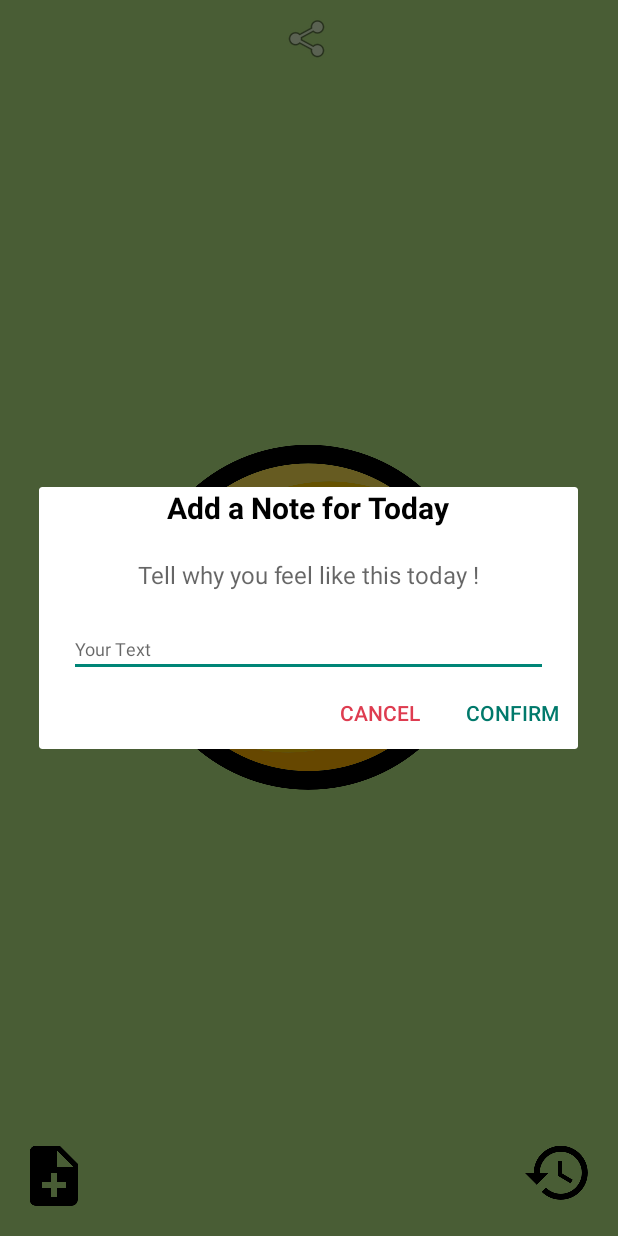
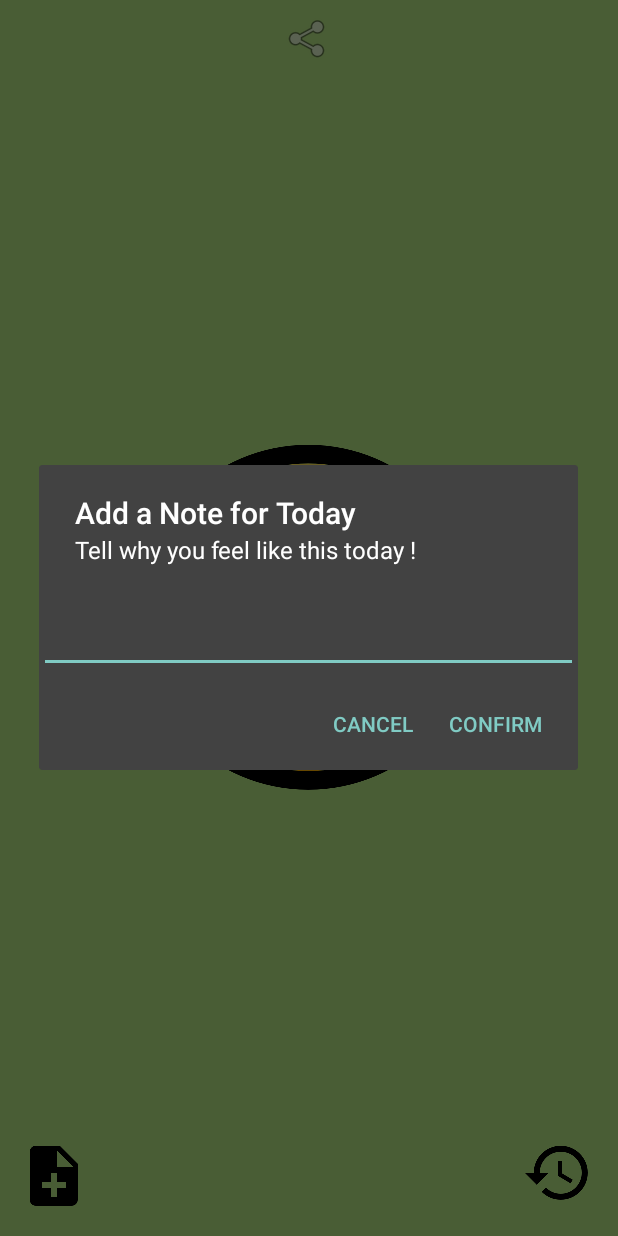
Before and after one commit to Aceman74/MoodTracker_P3, an Android app: the screen it shows after launch (MainActivity), after a tap on "Tell why you feel like this today !", on a phone screen of 412 x 824 dp. Run offline under Robolectric (Android 15) with nearby library versions, the phone set to English and light mode, and no system bars; our stand-ins replace ButterKnife; 2 other taps on this screen came first.

Commit message:
Changing save method, history, note saving changed, package rename

```diff
--- a/app/src/main/AndroidManifest.xml
+++ b/app/src/main/AndroidManifest.xml
@@ -15,10 +15,10 @@
         android:theme="@style/AppTheme"
         tools:ignore="GoogleAppIndexingWarning">
         <activity
-            android:name=".controller.HistoryActivity"
+            android:name=".UI.HistoryActivity"
             android:theme="@style/Theme.AppCompat.NoActionBar" />
         <activity
-            android:name=".controller.MainActivity"
+            android:name=".UI.MainActivity"
             android:theme="@style/Theme.AppCompat.NoActionBar">
             <intent-filter>
                 <action android:name="android.intent.action.MAIN" />
--- a/app/src/main/java/com/aceman/moodtracker/controller/MainActivity.java
+++ b/app/src/main/java/com/aceman/moodtracker/UI/MainActivity.java
@@ -1,21 +1,23 @@
-package com.aceman.moodtracker.controller;
+package com.aceman.moodtracker.UI;
 
 import android.annotation.SuppressLint;
+import android.app.AlertDialog;
 import android.content.Intent;
 import android.content.SharedPreferences;
+import android.graphics.Point;
 import android.media.MediaPlayer;
 import android.os.Bundle;
 import android.support.v7.app.AppCompatActivity;
-import android.view.View;
+import android.view.Display;
 import android.view.animation.Animation;
 import android.view.animation.AnimationUtils;
+import android.widget.EditText;
 import android.widget.FrameLayout;
 import android.widget.ImageButton;
 import android.widget.Toast;
 
 import com.aceman.moodtracker.R;
 import com.aceman.moodtracker.model.MoodSave;
-import com.aceman.moodtracker.model.NoteMaker;
 import com.aceman.moodtracker.model.OnSwipeTouchListener;
 import com.google.gson.Gson;
 import com.google.gson.reflect.TypeToken;
@@ -30,17 +32,16 @@ import butterknife.ButterKnife;
 import butterknife.OnClick;
 
 import static com.aceman.moodtracker.model.MoodSave.getToday;
-import static com.aceman.moodtracker.model.NoteMaker.mAddNote;
-import static com.aceman.moodtracker.model.NoteMaker.mIsNote;
 
 /**
  * * MoodTracker<br>
- * Version 1.0<br>
+ * Version 1.2<br>
  *
- * <b>Main class</b> is where the user choose his mood by swiping and it contains three buttons:<br>
- * - Smiley (center) who save the actual mood<br>
- * - Note (bot left) who add a note with the mood<br>
+ * <b>Main class</b> is where the user choose his mood by swiping and contains three buttons:<br>
+ * - Smiley (center) who shake and make sound on click <br>
+ * - Note (bot left) who add a note with the mood <br>
  * - History for seeing history on 7 days<br>
+ * Mood is automatically saved by swiping <br>
  * mMood: 0 Very Bad, 1 Bad, 2 Normal, 3 Happy, 4 Very Happy<br>
  *
  * @author Aceman
@@ -75,14 +76,39 @@ public class MainActivity extends AppCompatActivity {
     String mMoodHappy;
     @BindString(R.string.mood_very_happy)
     String mMoodVeryHappy;
+    @BindString(R.string.commentary)
+    String mCommentary;
+    @BindString(R.string.Add_Note)
+    String mDescriptionNote;
+    @BindString(R.string.confirm)
+    String mValidate;
+    @BindString(R.string.back)
+    String mCancel;
+    @BindString(R.string.note_save)
+    String mNoteIsSaved;
+    @BindString(R.string.note_empty)
+    String mNoteEmpty;
+    final static String SPLaunch = "LaunchToday";
+    final static String SPLaunchToday = "IsFirstLaunchToday";
+    final static String SPMoodSave = "MoodSave";
+    final static String SPMoodSaveList = "Mood_List";
+    final static String SPMood = "Mood";
+    final static String SPmMood = "mMood";
+    final static String SPNote = "Note";
+    final static String SPNoteSaved = "NoteSaved";
+    public static int mWidth;
+    public static int mHeight;
+    static String mAddNote = null;
+    static boolean mIsNote;
     private List<MoodSave> mMoodSaveList;
     private int mLastDay;
-    private int mMood = 3;
+    private int mMood;
     private String mMoodLang;
     private MediaPlayer mSound;
     private Animation mShake;
     private Animation mPulse;
     private Animation mFadeIn;
+
 
     /**
      * Setting the Main mood view, with smileys and buttons.
@@ -98,8 +124,9 @@ public class MainActivity extends AppCompatActivity {
         mShake = AnimationUtils.loadAnimation(getApplicationContext(), R.anim.shake_anim);    // Smiley onclick animation
         mPulse = AnimationUtils.loadAnimation(getApplicationContext(), R.anim.pulse_effect);    //  Share btn pulse effect
         mFadeIn = AnimationUtils.loadAnimation(getApplicationContext(), R.anim.fade_in);    //  Smoother transition
+        loadData();
         setMoodOnSwipe();
-        loadData();
+        screenSize();
 
         mFrame.setOnTouchListener(new OnSwipeTouchListener(this) {      //  Swipe listener
             @Override
@@ -117,26 +144,21 @@ public class MainActivity extends AppCompatActivity {
                 swipeAnim();
             }
         });
+
     }
 
     /**
-     * Click on Smiley center
+     * Click on Smiley center.
      */
     @OnClick(R.id.activity_main_smiley_btn)
     void onClickSmiley() {
-        mMoodSaveList.remove(7);
-        mMoodSaveList.add(7, new MoodSave(getToday(), mMood, mIsNote, mAddNote)); // Temporary save slot
-        saveData();
-        mShare.setClickable(true);
-        mShare.setVisibility(View.VISIBLE);
+        mSound.start();    // sound on smiley click
         mShare.startAnimation(mPulse);
-        mSound.start();    // sound on smiley click
         mSmiley.startAnimation(mShake);  // anim on smiley click
-        Toast.makeText(getApplication(), mSavedString, Toast.LENGTH_SHORT).show();
     }
 
     /**
-     * Click on History button
+     * Click on History button.
      *
      * @see HistoryActivity
      */
@@ -148,18 +170,54 @@ public class MainActivity extends AppCompatActivity {
     }
 
     /**
-     * Click on Note button
-     *
-     * @see NoteMaker
+     * Click on Note button.
      */
     @OnClick(R.id.activity_main_note_btn)
     void onClickNote() {
-        NoteMaker newNote = new NoteMaker(MainActivity.this);
-        newNote.buidNotePopup();    // add a daily comment
+        AlertDialog.Builder alert = new AlertDialog.Builder(this);
+
+        alert.setTitle(mCommentary);
+        alert.setMessage(mDescriptionNote);
+
+// Set an EditText view to get user input
+        final EditText input = new EditText(this);
+        alert.setView(input);
+        if (mAddNote != null) {
+            input.setText(mAddNote);
+        }
+
+        alert.setPositiveButton(mValidate, (dialog, whichButton) -> {
+
+            mAddNote = input.getText().toString();
+
+            dayNote(mAddNote);
+            mIsNote = true;
+            Toast.makeText(this, mNoteIsSaved, Toast.LENGTH_LONG).show();
+            if (mAddNote.isEmpty()) {
+
+                Toast.makeText(this, mNoteEmpty, Toast.LENGTH_LONG).show();
+                mIsNote = false;
+            }
+            saveMoodToday();
+            saveData();
+        });
+
+        alert.setNegativeButton(mCancel, (dialog, whichButton) -> {
+            if (mAddNote == null || mAddNote.isEmpty()) {
+                mIsNote = false;
+                Toast.makeText(this, mNoteEmpty, Toast.LENGTH_LONG).show();
+                // Canceled.
+            }
+            Toast.makeText(this, mCancel, Toast.LENGTH_LONG).show();
+            saveMoodToday();
+            saveData();
+        });
+
+        alert.show();
     }
 
     /**
-     * Click on Share button after mood selected
+     * Click on Share button .
      */
     @OnClick(R.id.activity_main_share)
     void onClickShare() {
@@ -167,7 +225,7 @@ public class MainActivity extends AppCompatActivity {
     }
 
     /**
-     * Method to initiate/stop animations and sound on swipe
+     * Method to initiate/stop animations and sound on swipe.
      */
     private void swipeAnim() {
         mSound.stop();  // stop sound created with swipe movement
@@ -178,7 +236,7 @@ public class MainActivity extends AppCompatActivity {
     }
 
     /**
-     * Share method button who shows after a click on the smiley
+     * Share method button who shows after a click on the smiley.
      */
     private void shareClick() {
         Intent sharingIntent = new Intent(android.content.Intent.ACTION_SEND);
@@ -197,45 +255,59 @@ public class MainActivity extends AppCompatActivity {
     private void checkLaunchToday() {    // compare date
         if (getToday() != mLastDay) {
             mLastDay = getToday();
+            mMood = 3;              // set mood happy
+            mAddNote = null;        // set note null
         }
     }
 
     /**
-     * Save the mood to a List using Gson.
+     * Saving all necessary values.
      *
      * @see Gson
      * @see MoodSave
      */
     private void saveData() {    // save SharedPreferences and mLastDay
-        SharedPreferences mFirstLaunchToday = getSharedPreferences("LaunchToday", MODE_PRIVATE);
+        SharedPreferences mFirstLaunchToday = getSharedPreferences(SPLaunch, MODE_PRIVATE);
         SharedPreferences.Editor firstLaunch = mFirstLaunchToday.edit();
-        firstLaunch.putInt("IsFirstLaunchToday", mLastDay);
+        firstLaunch.putInt(SPLaunchToday, mLastDay);
         firstLaunch.apply();
-        SharedPreferences mMoodSavePref = getSharedPreferences("MoodSave", MODE_PRIVATE);
+        SharedPreferences mMoodSP = getSharedPreferences(SPMood, MODE_PRIVATE);
+        SharedPreferences.Editor mMoodSave = mMoodSP.edit();
+        mMoodSave.putInt(SPmMood, mMood);
+        mMoodSave.apply();
+        SharedPreferences mMoodSavePref = getSharedPreferences(SPMoodSave, MODE_PRIVATE);
         SharedPreferences.Editor editor = mMoodSavePref.edit();
         Gson gson = new Gson();
         String json = gson.toJson(mMoodSaveList);
-        editor.putString("Mood_List", json);
+        editor.putString(SPMoodSaveList, json);
         editor.apply();
+        SharedPreferences noteSave = getSharedPreferences(SPNote, MODE_PRIVATE);
+        SharedPreferences.Editor mNoteSave = noteSave.edit();
+        mNoteSave.putString(SPNoteSaved, mAddNote);
+        mNoteSave.apply();
     }
 
     /**
-     * Load the mood List or create one if first launch ever.
+     * Load the mood List or create one if first launch ever. <br>
+     *     Also load mMood (to show last state mood) and mLastDay to check last launch <br>
      * Also move the items in mMoodSaveList everyday for showing 7 past days in history.
      */
     private void loadData() {
-        SharedPreferences mFirstLaunchToday = getSharedPreferences("LaunchToday", MODE_PRIVATE);
-        mLastDay = mFirstLaunchToday.getInt("IsFirstLaunchToday", mLastDay);
-        SharedPreferences mMoodSavePref = getSharedPreferences("MoodSave", MODE_PRIVATE);
+        SharedPreferences noteSave = getSharedPreferences(SPNote, MODE_PRIVATE);
+        mAddNote = noteSave.getString(SPNoteSaved, mAddNote);
+        SharedPreferences mMoodSP = getSharedPreferences(SPMood, MODE_PRIVATE);
+        mMood = mMoodSP.getInt(SPmMood, mMood);
+        SharedPreferences mFirstLaunchToday = getSharedPreferences(SPLaunch, MODE_PRIVATE);
+        mLastDay = mFirstLaunchToday.getInt(SPLaunchToday, mLastDay);
+        SharedPreferences mMoodSavePref = getSharedPreferences(SPMoodSave, MODE_PRIVATE);
         Gson gson = new Gson();
-        String json = mMoodSavePref.getString("Mood_List", null);
+        String json = mMoodSavePref.getString(SPMoodSaveList, null);
         Type type = new TypeToken<List<MoodSave>>() {
         }.getType();
         mMoodSaveList = gson.fromJson(json, type);
         listCreate();   // create a first list if first launch or deleted list
         saveMover();    // move items on past 7 day if it is a new day
         checkLaunchToday();  // update and check the day
-        saveData();
     }
 
     /**
@@ -244,13 +316,13 @@ public class MainActivity extends AppCompatActivity {
     private void listCreate() {
         if (mMoodSaveList == null) {
             mMoodSaveList = new ArrayList<>();
-            mMoodSaveList.add(0, new MoodSave(getToday() - 7, 0, false, null));
-            mMoodSaveList.add(1, new MoodSave(getToday() - 6, 1, true, "Mauvaise journée!"));
-            mMoodSaveList.add(2, new MoodSave(getToday() - 5, 2, false, null));
-            mMoodSaveList.add(3, new MoodSave(getToday() - 4, 3, false, null));
-            mMoodSaveList.add(4, new MoodSave(getToday() - 3, 4, true, "Belle Journée!!"));
-            mMoodSaveList.add(5, new MoodSave(getToday() - 2, 0, false, null));
-            mMoodSaveList.add(6, new MoodSave(getToday() - 1, 1, true, "Grrr quel mauvais temps..."));
+            mMoodSaveList.add(0, new MoodSave(getToday() - 8, 5, false, null));
+            mMoodSaveList.add(1, new MoodSave(getToday() - 8, 5, false, null));
+            mMoodSaveList.add(2, new MoodSave(getToday() - 8, 5, false, null));
+            mMoodSaveList.add(3, new MoodSave(getToday() - 8, 5, false, null));
+            mMoodSaveList.add(4, new MoodSave(getToday() - 8, 5, false, null));
+            mMoodSaveList.add(5, new MoodSave(getToday() - 8, 5, false, null));
+            mMoodSaveList.add(6, new MoodSave(getToday() - 8, 5, false, null));
             mMoodSaveList.add(7, new MoodSave(getToday(), 3, false, null));
             saveData();
         }
@@ -289,6 +361,7 @@ public class MainActivity extends AppCompatActivity {
      * Get the mMood value to set the mood to show w/ each sound, smiley and background.<br>
      */
     private void setMoodOnSwipe() {
+
         if (mMood <= 4 && mMood >= 0) {
 
             switch (mMood) {
@@ -297,33 +370,78 @@ public class MainActivity extends AppCompatActivity {
                     mFrame.setBackgroundResource(R.color.faded_red);
                     mSmiley.setImageResource(R.drawable.smiley_sad);
                     mSound = MediaPlayer.create(this, R.raw.very_bad);
+                    onSmileyView();
                     break;
                 case 1:
                     mMoodLang = mMoodBad;
                     mFrame.setBackgroundResource(R.color.warm_grey);
                     mSmiley.setImageResource(R.drawable.smiley_disappointed);
                     mSound = MediaPlayer.create(this, R.raw.bad);
+                    onSmileyView();
                     break;
                 case 2:
                     mMoodLang = mMoodNormal;
                     mFrame.setBackgroundResource(R.color.cornflower_blue_65);
                     mSmiley.setImageResource(R.drawable.smiley_normal);
                     mSound = MediaPlayer.create(this, R.raw.normal);
+                    onSmileyView();
                     break;
                 case 3:
                     mMoodLang = mMoodHappy;
                     mFrame.setBackgroundResource(R.color.light_sage);
                     mSmiley.setImageResource(R.drawable.smiley_happy);
                     mSound = MediaPlayer.create(this, R.raw.happy);
+                    onSmileyView();
                     break;
                 case 4:
                     mMoodLang = mMoodVeryHappy;
                     mFrame.setBackgroundResource(R.color.banana_yellow);
                     mSmiley.setImageResource(R.drawable.smiley_super_happy);
                     mSound = MediaPlayer.create(this, R.raw.very_happy);
+                    onSmileyView();
                     break;
 
             }
         }
     }
+
+
+    /**
+     * Method called for automatic save on swipe.
+     */
+    void onSmileyView() {
+        saveMoodToday(); // Temporary save slot
+        saveData();
+    }
+
+    /**
+     * Get the daynote for MoodSave.
+     * @param addNote note written by user
+     */
+    private void dayNote(String addNote) {
+        mAddNote = addNote;
+    }
+
+    /**
+     * Save slot for the day with note checker.
+     */
+    private void saveMoodToday() {
+        if (mAddNote != null) {
+            mIsNote = true;
+        }
+        mMoodSaveList.remove(7);
+        mMoodSaveList.add(7, new MoodSave(getToday(), mMood, mIsNote, mAddNote));
+    }
+
+    /**
+     * Method to get the device dispay size for History use.
+     * @see com.aceman.moodtracker.model.HistoryAdapter
+     */
+    void screenSize() {
+        Display display = getWindowManager().getDefaultDisplay();
+        Point size = new Point();
+        display.getSize(size);
+        mWidth = size.x;
+        mHeight = size.y;
+    }
 }
--- /dev/null
+++ b/app/src/main/java/com/aceman/moodtracker/UI/package-info.java
@@ -0,0 +1,4 @@
+/**
+ * Main UI of the application, one main activity for moods, one activity is for History.
+ */
+package com.aceman.moodtracker.UI;
--- a/app/src/main/java/com/aceman/moodtracker/controller/package-info.java
+++ /dev/null
@@ -1,4 +0,0 @@
-/**
- * Main controller of the application, one main activity for moods, one activity is for History.
- */
-package com.aceman.moodtracker.controller;
--- a/app/src/main/java/com/aceman/moodtracker/model/MoodSave.java
+++ b/app/src/main/java/com/aceman/moodtracker/model/MoodSave.java
@@ -34,7 +34,7 @@ public class MoodSave {
     }
 
     /**
-     * Get the DAY_OF_YEAR
+     * Get the DAY_OF_YEAR.
      *
      * @return the day of the year
      * @see Calendar
--- a/app/src/main/java/com/aceman/moodtracker/model/NoteMaker.java
+++ /dev/null
@@ -1,92 +0,0 @@
-package com.aceman.moodtracker.model;
-
-import android.app.Activity;
-import android.app.Dialog;
-import android.widget.Button;
-import android.widget.EditText;
-import android.widget.Toast;
-
-import com.aceman.moodtracker.R;
-
-import butterknife.BindString;
-import butterknife.BindView;
-import butterknife.ButterKnife;
-import butterknife.OnClick;
-
-/**
- * NoteMaker is the class who save the note of the day.
- *
- * @author Aceman
- * Created by Lionel JOFFRAY - on 17/01/2019.
- */
-public class NoteMaker extends Dialog {
-
-    public static String mAddNote;
-    public static boolean mIsNote;
-    @BindView(R.id.activity_note_edit_txt)
-    EditText mWriteText;
-    @BindView(R.id.activity_note_validate_btn)
-    Button mValidate;
-    @BindView(R.id.activity_note_cancel_btn)
-    Button mCancel;
-    @BindString(R.string.note_save)
-    String mNoteSaved;
-    @BindString(R.string.back)
-    String mBack;
-    private String mToastText;
-
-    /**
-     * Add a note if clicked on the Note button on all mood activity.<br>
-     * Open a custom Dialog layout.
-     *
-     * @param mActivity the current activity
-     */
-    public NoteMaker(final Activity mActivity) {
-        super(mActivity, R.style.CustomDialog);
-        setContentView(R.layout.activity_note);
-        ButterKnife.bind(this);
-    }
-
-    @OnClick(R.id.activity_note_validate_btn)
-    void onClickValidate() {
-        String mAddNote = mWriteText.getText().toString();
-        dayNote(mAddNote);
-        mIsNote = true;
-        setMText(mNoteSaved);
-        customToast();
-        hide();
-    }
-
-    @OnClick(R.id.activity_note_cancel_btn)
-    void onClickCancel() {
-        cancel();
-        mIsNote = false;
-        setMText(mBack);
-        customToast();
-    }
-
-    /**
-     * Create the popup in activity on click on addnote button.
-     */
-    public void buidNotePopup() {
-        show();
-    }
-
-    private void customToast() {
-        Toast.makeText(getContext(), mToastText, Toast.LENGTH_SHORT).show();
-    }
-
-    private void setMText(String mToastText) {
-        this.mToastText = mToastText;
-    }
-
-    /**
-     * Save the Note in a String.
-     *
-     * @param addNote actual note
-     */
-    private void dayNote(String addNote) {
-        mAddNote = addNote;
-    }
-
-}
--- a/app/src/main/res/layout/activity_main.xml
+++ b/app/src/main/res/layout/activity_main.xml
@@ -5,7 +5,7 @@
     android:layout_width="match_parent"
     android:layout_height="match_parent"
     android:background="@color/light_sage"
-    tools:context=".controller.MainActivity">
+    tools:context=".UI.MainActivity">
 
     <ImageButton
         android:id="@+id/activity_main_smiley_btn"
@@ -26,8 +26,7 @@
         android:clickable="false"
         android:contentDescription="Share your mood with your friends!"
         android:padding="10sp"
-        android:src="@android:drawable/ic_menu_share"
-        android:visibility="invisible" />
+        android:src="@android:drawable/ic_menu_share"/>
 
     <RelativeLayout
         android:layout_width="match_parent"
--- a/app/src/main/res/layout/activity_note.xml
+++ /dev/null
@@ -1,59 +0,0 @@
-<?xml version="1.0" encoding="utf-8"?>
-<LinearLayout xmlns:android="http://schemas.android.com/apk/res/android"
-    android:layout_width="match_parent"
-    android:layout_height="match_parent"
-    android:orientation="vertical"
-    android:gravity="center">
-
-    <TextView
-        android:layout_width="wrap_content"
-        android:layout_height="wrap_content"
-        android:text="@string/commentary"
-        android:textSize="20sp"
-        android:textColor="@android:color/black"
-        android:textStyle="bold" />
-
-    <TextView
-        android:layout_width="wrap_content"
-        android:layout_height="wrap_content"
-        android:hint="@string/Add_Note"
-        android:textSize="16sp"
-        android:textAlignment="center"
-        android:padding="20dp"
-        android:textColor="@android:color/black" />
-
-    <EditText
-        android:id="@+id/activity_note_edit_txt"
-        android:layout_width="match_parent"
-        android:layout_height="wrap_content"
-        android:hint="@string/your_text"
-        android:inputType="text"
-        android:textSize="12sp"
-        android:layout_marginLeft="20dp"
-        android:layout_marginRight="20dp" />
-
-    <LinearLayout
-        android:layout_width="wrap_content"
-        android:layout_height="wrap_content"
-        android:orientation="horizontal"
-        android:layout_gravity="bottom|end">
-
-        <Button
-            android:id="@+id/activity_note_cancel_btn"
-            android:layout_width="wrap_content"
-            android:layout_height="wrap_content"
-            android:text="@string/back"
-            android:textColor="@color/faded_red"
-            android:background="@android:color/transparent" />
-
-        <Button
-            android:id="@+id/activity_note_validate_btn"
-            android:clickable="false"
-            android:layout_width="wrap_content"
-            android:layout_height="wrap_content"
-            android:text="@string/confirm"
-            android:textColor="@color/colorAccent"
-            android:background="@android:color/transparent" />
-    </LinearLayout>
-
-</LinearLayout>
--- a/app/src/main/res/values/colors.xml
+++ b/app/src/main/res/values/colors.xml
@@ -10,6 +10,7 @@
     <color name="cornflower_blue_65">#a5468ad9</color>
     <color name="light_sage">#ffb8e986</color>
     <color name="banana_yellow">#fff9ec4f</color>
-
     <color name="black_overlay">#66000000</color>
+    <color name="darker_gray">#AAAAAA</color>
+    <color name="transparent">#00000000</color>
 </resources>
```
Also changed, not shown: app/src/main/java/com/aceman/moodtracker/UI/HistoryActivity.java (renamed from app/src/main/java/com/aceman/moodtracker/controller/HistoryActivity.java, +5 -5 lines), app/src/main/java/com/aceman/moodtracker/model/HistoryAdapter.java (+14 -8 lines), app/src/main/res/layout/activity_history.xml (+9 -17 lines), app/src/main/res/layout/adapter_history.xml (+8 -2 lines).
